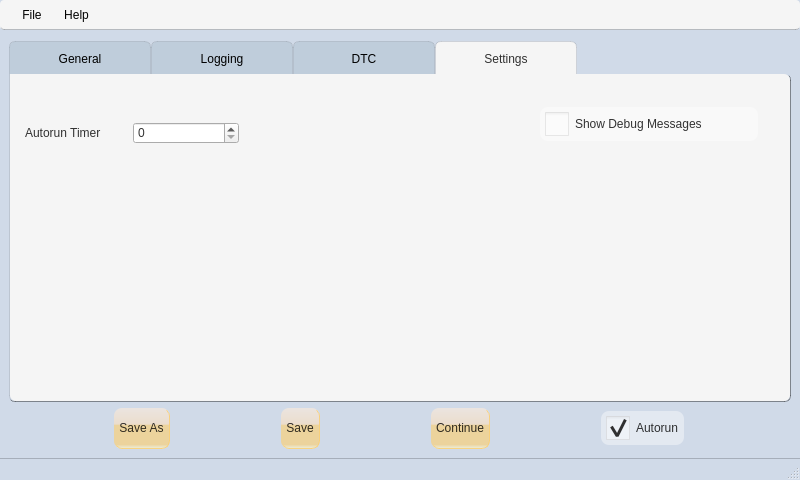
First picture: the form in AutomationGUI_ui.ui, repository vulevu121/AutomationGUI, before the edit.
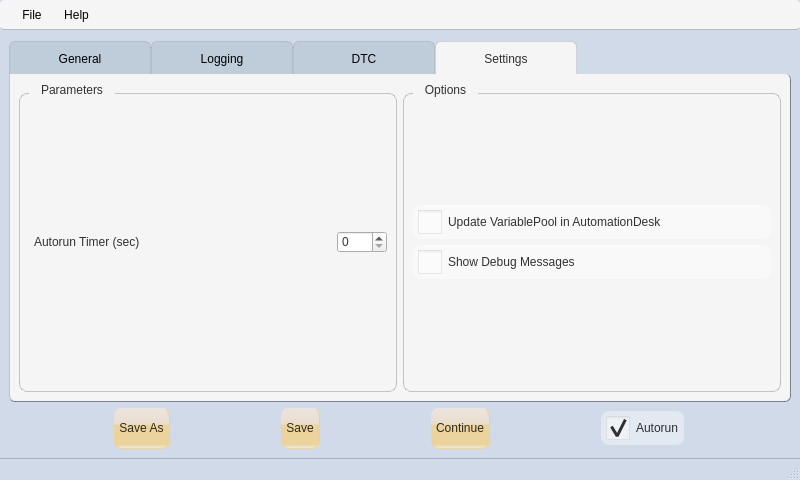
Second picture: the form after the edit. The open tabs and pages were chosen to show the change. Icons and pictures are not drawn.

What changed in the file:
```diff
--- a/AutomationGUI_ui.ui
+++ b/AutomationGUI_ui.ui
@@ -269,7 +269,13 @@
        <string notr="true"/>
       </property>
       <property name="currentIndex">
-       <number>0</number>
+       <number>1</number>
+      </property>
+      <property name="elideMode">
+       <enum>Qt::ElideNone</enum>
+      </property>
+      <property name="tabsClosable">
+       <bool>false</bool>
       </property>
       <widget class="QWidget" name="tab">
        <attribute name="icon">
@@ -682,17 +688,75 @@
        <attribute name="title">
         <string>Settings</string>
        </attribute>
-       <widget class="QWidget" name="verticalLayoutWidget_2">
-        <property name="geometry">
-         <rect>
-          <x>530</x>
-          <y>20</y>
-          <width>218</width>
-          <height>61</height>
-         </rect>
+       <layout class="QHBoxLayout" name="horizontalLayout">
+        <item>
+         <widget class="QGroupBox" name="groupBox_2">
+          <property name="title">
+           <string>Parameters</string>
         </property>
         <layout class="QVBoxLayout" name="verticalLayout_8">
          <item>
+            <layout class="QVBoxLayout" name="settingsVerticalLayoutLeft">
+             <item>
+              <layout class="QHBoxLayout" name="autorunHorizontalLayout">
+               <item>
+                <widget class="QLabel" name="autorunLabel">
+                 <property name="text">
+                  <string>Autorun Timer (sec)</string>
+                 </property>
+                </widget>
+               </item>
+               <item>
+                <widget class="QSpinBox" name="autorunSpinBox">
+                 <property name="sizePolicy">
+                  <sizepolicy hsizetype="Fixed" vsizetype="Fixed">
+                   <horstretch>0</horstretch>
+                   <verstretch>0</verstretch>
+                  </sizepolicy>
+                 </property>
+                 <property name="minimumSize">
+                  <size>
+                   <width>50</width>
+                   <height>0</height>
+                  </size>
+                 </property>
+                </widget>
+               </item>
+              </layout>
+             </item>
+            </layout>
+           </item>
+          </layout>
+         </widget>
+        </item>
+        <item>
+         <widget class="QGroupBox" name="groupBox_3">
+          <property name="title">
+           <string>Options</string>
+          </property>
+          <property name="alignment">
+           <set>Qt::AlignLeading|Qt::AlignLeft|Qt::AlignTop</set>
+          </property>
+          <property name="flat">
+           <bool>false</bool>
+          </property>
+          <property name="checkable">
+           <bool>false</bool>
+          </property>
+          <layout class="QVBoxLayout" name="verticalLayout_7">
+           <item>
+            <layout class="QVBoxLayout" name="settingsVerticalLayoutRight">
+             <item>
+              <widget class="QCheckBox" name="updateVariablePoolCheckBox">
+               <property name="layoutDirection">
+                <enum>Qt::LeftToRight</enum>
+               </property>
+               <property name="text">
+                <string>Update VariablePool in AutomationDesk</string>
+               </property>
+              </widget>
+             </item>
+             <item>
           <widget class="QCheckBox" name="showDebugCheckBox">
            <property name="layoutDirection">
             <enum>Qt::LeftToRight</enum>
@@ -703,29 +767,11 @@
           </widget>
          </item>
         </layout>
-       </widget>
-       <widget class="QWidget" name="horizontalLayoutWidget">
-        <property name="geometry">
-         <rect>
-          <x>10</x>
-          <y>20</y>
-          <width>219</width>
-          <height>78</height>
-         </rect>
-        </property>
-        <layout class="QHBoxLayout" name="horizontalLayout">
-         <item>
-          <widget class="QLabel" name="autorunLabel">
-           <property name="text">
-            <string>Autorun Timer</string>
-           </property>
-          </widget>
-         </item>
-         <item>
-          <widget class="QSpinBox" name="autorunSpinBox"/>
-         </item>
-        </layout>
-       </widget>
+           </item>
+          </layout>
+         </widget>
+        </item>
+       </layout>
       </widget>
      </widget>
     </item>
```
Left out of the diff: 2 changed lines with no effect on the pictures. Lines whose indentation alone changed are shown as unchanged.
